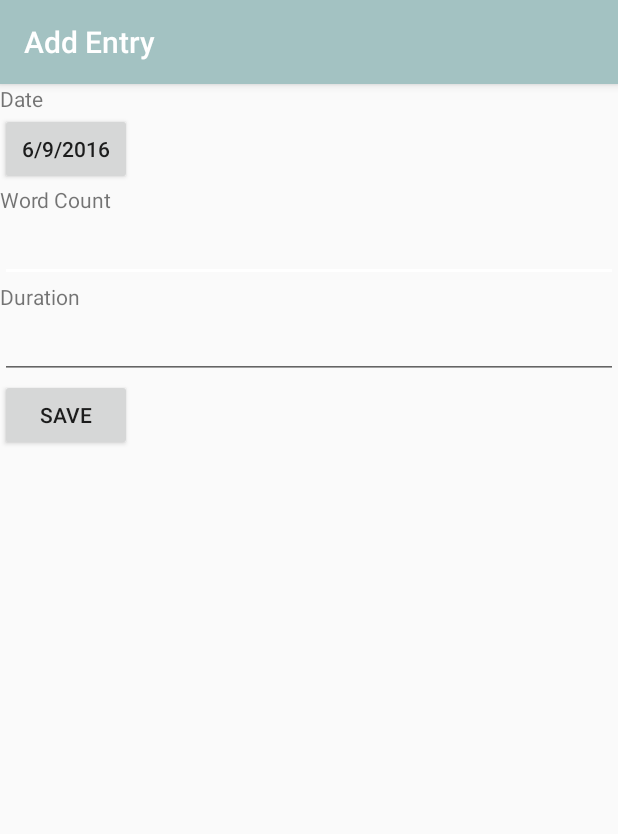
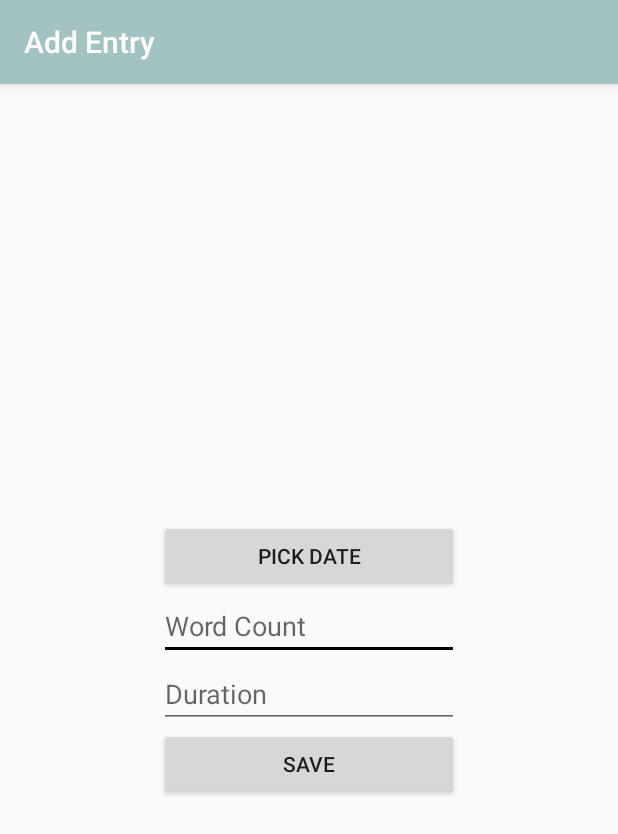
Before and after one commit to siansrd/and_studio_writetrack, an Android app: the ActivityEntry screen opened directly, with no data from a screen before it, on a phone screen of 412 x 824 dp. Shown: the top 834 px of the screen. Run offline under Robolectric (Android 15) with nearby library versions, the phone set to English and light mode, and no system bars.

Commit message:
Refactor date picker. Now takes in selected date.

```diff
--- a/app/src/main/java/com/example/user/writetrack/ActivityEntry.java
+++ b/app/src/main/java/com/example/user/writetrack/ActivityEntry.java
@@ -6,6 +6,7 @@ import android.app.DialogFragment;
 import android.database.sqlite.SQLiteDatabase;
 import android.os.Bundle;
 import android.support.v7.app.AppCompatActivity;
+import android.util.Log;
 import android.view.View;
 import android.widget.Button;
 import android.widget.DatePicker;
@@ -13,6 +14,8 @@ import android.widget.EditText;
 import android.widget.TextView;
 import android.widget.Toast;
 
+
+import java.sql.Date;
 import java.util.Calendar;
 
 /**
@@ -20,38 +23,17 @@ import java.util.Calendar;
  */
 public class ActivityEntry extends AppCompatActivity {
 
-    static TextView mDate;
+    TextView mDate;
     EditText mWordCount;
     EditText mDuration;
     Button mSave;
+    Date mSelectedDate;
+    private DatePickerDialog datePickerDialog;
 
-//    Date picker class
-    public static class DatePickerFragment extends DialogFragment
-            implements DatePickerDialog.OnDateSetListener {
-
-        @Override
-        public Dialog onCreateDialog(Bundle savedInstanceState) {
-            // Use the current date as the default date in the picker
-            final Calendar cal = Calendar.getInstance();
-            int year = cal.get(Calendar.YEAR);
-            int month = cal.get(Calendar.MONTH);
-            int day = cal.get(Calendar.DAY_OF_MONTH);
-
-            // Create a new instance of DatePickerDialog and return it
-            return new DatePickerDialog(getActivity(), this, year, month, day);
-        }
-
-        public void onDateSet(DatePicker view, int year, int month, int day) {
-            // Do something with the date chosen by the user
-        }
-    }
 
     public void showDatePickerDialog(View v) {
-        DialogFragment newFragment = new DatePickerFragment();
-        newFragment.show(this.getFragmentManager(), "datePicker");
+        datePickerDialog.show();
     }
-
-
 
     @Override
     protected void onCreate(Bundle savedInstanceState) {
@@ -64,23 +46,33 @@ public class ActivityEntry extends AppCompatActivity {
         mWordCount  = (EditText) findViewById(R.id.editWordCount);
         mDuration  = (EditText) findViewById(R.id.editDuration);
         mSave   = (Button) findViewById(R.id.save);
-        final Calendar cal = Calendar.getInstance();
-        int year = cal.get(Calendar.YEAR);
-        int month = cal.get(Calendar.MONTH);
-        int day = cal.get(Calendar.DAY_OF_MONTH);
-        mDate.setText(day + "/" + (month + 1) + "/" + year);
+        Calendar newCalendar = Calendar.getInstance();
+        mSelectedDate = new Date (newCalendar.getTimeInMillis());
 
+        Log.d("WriteTrack:", "onCreate date " + mSelectedDate.toString() + " has been created");
+
+        datePickerDialog = new DatePickerDialog(this, new DatePickerDialog.OnDateSetListener() {
+
+            public void onDateSet(DatePicker view, int year, int monthOfYear, int dayOfMonth) {
+                Calendar newDate = Calendar.getInstance();
+                newDate.set(year, monthOfYear, dayOfMonth);
+                mSelectedDate.setTime(newDate.getTimeInMillis());
+                mDate.setText(dayOfMonth + "/" + (monthOfYear + 1) + "/" + year);
+            }
+
+        },newCalendar.get(Calendar.YEAR), newCalendar.get(Calendar.MONTH), newCalendar.get(Calendar.DAY_OF_MONTH));
 
 
         mSave.setOnClickListener(new View.OnClickListener() {
             @Override
             public void onClick(View view) {
 
-                Integer date = Integer.parseInt(mDate.getText().toString());
+//                String date = mSelectedDate.toString();
                 Integer wordCount = Integer.parseInt(mWordCount.getText().toString());
                 Integer duration = Integer.parseInt(mDuration.getText().toString());
 
                 EntryClass entry = new EntryClass(date, wordCount, duration);
+                Log.d("WriteTrack:", "clicked! input date " + mSelectedDate.toString() + " has been created");
                 db.addEntry(entry);
                 Toast.makeText(getApplicationContext(), "Saved Successfully", Toast.LENGTH_LONG).show();
 
--- a/app/src/main/res/layout/activity_entry.xml
+++ b/app/src/main/res/layout/activity_entry.xml
@@ -1,52 +1,37 @@
 <?xml version="1.0" encoding="utf-8"?>
 <LinearLayout xmlns:android="http://schemas.android.com/apk/res/android"
-    android:orientation="vertical" android:layout_width="match_parent"
-    android:layout_height="match_parent">
+    android:orientation="vertical"
+    android:layout_width="match_parent"
+    android:layout_height="match_parent"
+    android:gravity="center">
 
-    <TextView
-        android:layout_width="wrap_content"
-        android:layout_height="wrap_content"
-        android:text="Date" />
 
     <Button
-        android:layout_width="wrap_content"
+        android:layout_width="200dp"
         android:layout_height="wrap_content"
         android:text="Pick Date"
         android:id="@+id/editDate"
         android:onClick="showDatePickerDialog" />
 
-    <!--<EditText-->
-        <!--android:layout_width="match_parent"-->
-        <!--android:layout_height="wrap_content"-->
-        <!--android:id="@+id/editDate"-->
-        <!--android:inputType="number" />-->
-
-    <TextView
-        android:layout_width="wrap_content"
-        android:layout_height="wrap_content"
-        android:text="Word Count" />
 
     <EditText
-        android:layout_width="match_parent"
+        android:layout_width="200dp"
         android:layout_height="wrap_content"
         android:id="@+id/editWordCount"
-        android:inputType="number" />
-
-    <TextView
-        android:layout_width="wrap_content"
-        android:layout_height="wrap_content"
-        android:text="Duration" />
+        android:inputType="number"
+        android:hint="Word Count"/>
 
     <EditText
-        android:layout_width="match_parent"
+        android:layout_width="200dp"
         android:layout_height="wrap_content"
         android:id="@+id/editDuration"
-        android:inputType="number" />
+        android:inputType="number"
+        android:hint="Duration"/>
 
     <Button
         android:id="@+id/save"
         android:text="Save"
-        android:layout_width="wrap_content"
+        android:layout_width="200dp"
         android:layout_height="wrap_content" />
 
 </LinearLayout>
--- a/app/src/main/res/values/colors.xml
+++ b/app/src/main/res/values/colors.xml
@@ -1,6 +1,6 @@
 <?xml version="1.0" encoding="utf-8"?>
 <resources>
     <color name="colorPrimary">#a3c2c2</color>
-    <color name="colorPrimaryDark">#669999</color>
-    <color name="colorAccent">#FFF</color>
+    <color name="colorPrimaryDark">#396969</color>
+    <color name="colorAccent">#000</color>
 </resources>
```
Also changed, not shown: app/src/main/java/com/example/user/writetrack/DBHandler.java (+14 -5 lines), app/src/main/java/com/example/user/writetrack/EntryClass.java (+16 -6 lines).
